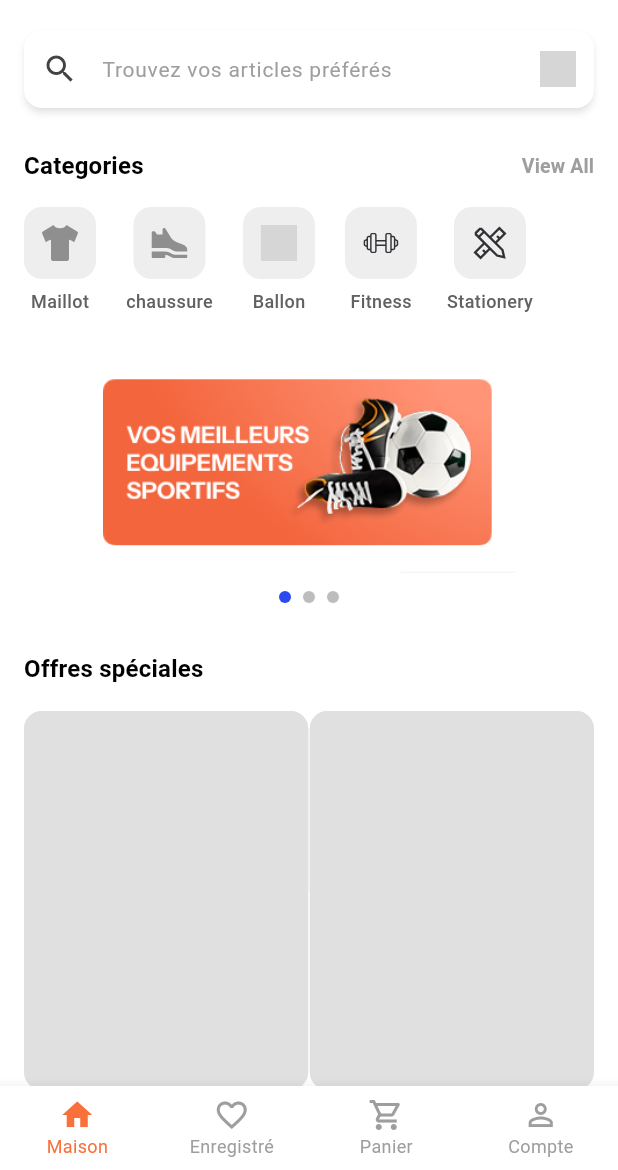
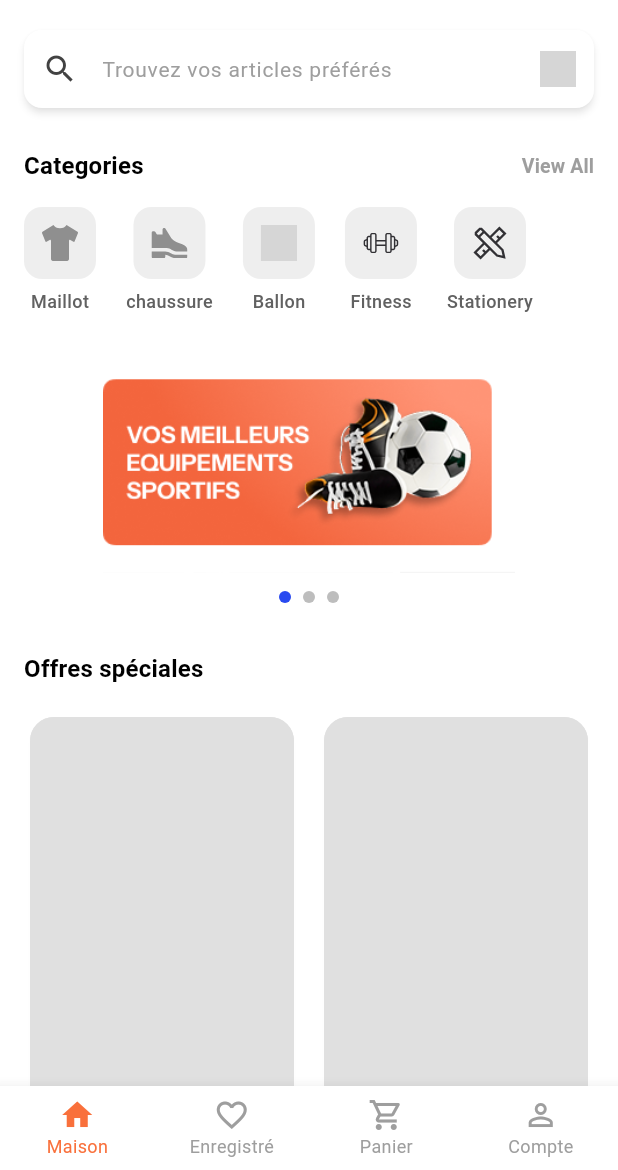
Before and after one commit to Pessidjo-Germann/ln_foot, a Flutter app: the HomeScreen screen opened directly, on a phone screen of 412 x 824 dp, the part 66-1236 px from its top. Run offline on Flutter 3.47's test engine with Material 3 defaults, Android fonts, the phone set to English and light mode, and no system bars; drawn by our look-alikes of shimmer; our stand-ins replace flutter_svg, pinput; grey boxes are pictures that could not be loaded.

Commit message:
fix the productcard

```diff
--- a/lib/widgets/common/product_card.dart
+++ b/lib/widgets/common/product_card.dart
@@ -44,10 +44,8 @@ class ProductCard extends StatelessWidget {
           mainAxisSize:
               MainAxisSize.min, // La carte prend la hauteur minimale nécessaire
           children: [
-            // --- Section Image (Adaptative) ---
             Stack(
               children: [
-                // Utilisation d'AspectRatio pour une hauteur d'image responsive
                 AspectRatio(
                   // Définit le ratio largeur:hauteur. 1.0 = carré, 4/3 = paysage léger, etc.
                   // Choisir un ratio qui convient au design général de votre application.
@@ -55,7 +53,6 @@ class ProductCard extends StatelessWidget {
                       1.0, // Image carrée par rapport à la largeur de la carte
                   child: Image.asset(
                     product.imageUrl,
-                    // width et height ne sont plus nécessaires ici, AspectRatio s'en charge
                     fit: BoxFit.cover, // Couvre l'espace de l'AspectRatio
                     semanticLabel: 'Image de ${product.name}',
                     // loadingBuilder: (context, child, loadingProgress) {
@@ -116,14 +113,7 @@ class ProductCard extends StatelessWidget {
                 ),
               ],
             ),
-
-            // --- Section Détails ---
-            // Utilisation de Flexible pour que cette section prenne l'espace vertical
-            // restant SI la Column parente a une hauteur contrainte.
-            // Ici, avec mainAxisSize: MainAxisSize.min, ce n'est pas strictement
-            // nécessaire mais ne nuit pas et peut aider dans certains contextes de layout.
             Flexible(
-              // Permet au Padding de s'étendre si nécessaire, mais ici se comportera comme sans Flexible car la Column parente a MainAxisSize.min
               child: Padding(
                 padding: const EdgeInsets.fromLTRB(12.0, 8.0, 12.0, 10.0),
                 child: Column(
@@ -149,7 +139,7 @@ class ProductCard extends StatelessWidget {
                         color: Colors.black87,
                         height: 1.2, // Ajustement de l'interligne si nécessaire
                       ),
-                      maxLines: 2, // Permet au nom d'aller sur 2 lignes
+                      maxLines: 1, // Permet au nom d'aller sur 2 lignes
                       overflow: TextOverflow.ellipsis,
                     ),
                     const SizedBox(height: 6),
@@ -164,21 +154,21 @@ class ProductCard extends StatelessWidget {
                           style: theme.textTheme.titleMedium?.copyWith(
                             fontWeight: FontWeight.bold,
                             color: Colors.black87,
+                            fontSize: 10,
                           ),
-                          maxLines:
-                              1, // Le prix ne devrait pas prendre plusieurs lignes
-                          overflow: TextOverflow.ellipsis, // Au cas où
+                          maxLines: 1,
+                          overflow: TextOverflow.ellipsis,
                         ),
                         if (product.oldPrice != null &&
                             product.oldPrice! > product.price) ...[
                           const SizedBox(width: 8),
                           Flexible(
-                            // Flexible pour que le vieux prix n'étire pas la Row si l'espace manque
                             child: Text(
                               '${_oldPriceNumberFormatter.format(product.oldPrice)} FCFA',
                               style: theme.textTheme.bodyMedium?.copyWith(
                                 decoration: TextDecoration.lineThrough,
                                 color: Colors.grey.shade600,
+                                fontSize: 10,
                               ),
                               maxLines: 1,
                               overflow: TextOverflow.ellipsis,
@@ -206,7 +196,6 @@ class ProductCard extends StatelessWidget {
                         ),
                         const SizedBox(width: 4),
                         Flexible(
-                          // Flexible pour que le nombre d'avis ne cause pas d'overflow
                           child: Text(
                             '(${product.reviewCount} avis)',
                             style: theme.textTheme.bodySmall?.copyWith(
@@ -218,8 +207,6 @@ class ProductCard extends StatelessWidget {
                         ),
                       ],
                     ),
-                    // Ajouter un petit espace en bas si nécessaire, mais le padding s'en charge souvent
-                    // const SizedBox(height: 4),
                   ],
                 ),
               ),
--- a/lib/widgets/home/special_offers_section.dart
+++ b/lib/widgets/home/special_offers_section.dart
@@ -5,14 +5,16 @@ import 'package:shimmer/shimmer.dart'; // Import shimmer
 
 // Placeholder list of products - replace with actual data fetching logic
 const List<Product> _sampleProducts = [
+  // ... (keep your sample products)
   Product(
     imageUrl: 'images/Rectangle 857.png',
-    name: 'Godass Nike',
+    name:
+        'Godass Nike Extra Long Name To Test Wrapping Behavior', // Example longer name
     category: 'Chaussure',
     price: 25000,
     oldPrice: 30000,
     rating: 4.8,
-    reviewCount: 120,
+    reviewCount: 1270,
     isFavorite: false,
   ),
   Product(
@@ -22,7 +24,7 @@ const List<Product> _sampleProducts = [
     price: 10000,
     oldPrice: 15000,
     rating: 4.8,
-    reviewCount: 120,
+    reviewCount: 1520,
     isFavorite: true,
   ),
   Product(
@@ -35,52 +37,13 @@ const List<Product> _sampleProducts = [
   ),
   Product(
     imageUrl: 'images/Rectangle 857.png',
-    name: 'Short Adidas',
+    name: 'Short Adidas Performance Ultra Light Weight', // Example longer name
     category: 'Vetement',
     price: 7500,
     rating: 4.5,
     reviewCount: 80,
   ),
-  Product(
-    imageUrl: 'images/Rectangle 857.png',
-    name: 'Short Adidas',
-    category: 'Vetement',
-    price: 7500,
-    rating: 4.5,
-    reviewCount: 80,
-  ),
-  Product(
-    imageUrl: 'images/Rectangle 857.png',
-    name: 'Short Adidas',
-    category: 'Vetement',
-    price: 7500,
-    rating: 4.5,
-    reviewCount: 80,
-  ),
-  Product(
-    imageUrl: 'images/Rectangle 857.png',
-    name: 'Short Adidas',
-    category: 'Vetement',
-    price: 7500,
-    rating: 4.5,
-    reviewCount: 80,
-  ),
-  Product(
-    imageUrl: 'images/Rectangle 857.png',
-    name: 'Short Adidas',
-    category: 'Vetement',
-    price: 7500,
-    rating: 4.5,
-    reviewCount: 80,
-  ),
-  Product(
-    imageUrl: 'images/Rectangle 857.png',
-    name: 'Short Adidas',
-    category: 'Vetement',
-    price: 7500,
-    rating: 4.5,
-    reviewCount: 80,
-  ),
+  // Add more sample products if needed
 ];
 
 class SpecialOffersSection extends StatefulWidget {
@@ -94,6 +57,11 @@ class _SpecialOffersSectionState extends State<SpecialOffersSection> {
   bool _isLoading = true;
   List<Product> _products = [];
 
+  // --- Define Aspect Ratio Consistently ---
+  // Adjust this value based on testing to eliminate overflow
+  // Smaller value = more height relative to width
+  static const double _gridChildAspectRatio = 0.58; // START HERE and adjust
+
   @override
   void initState() {
     super.initState();
@@ -105,10 +73,37 @@ class _SpecialOffersSectionState extends State<SpecialOffersSection> {
     await Future.delayed(const Duration(seconds: 2));
 
     // In a real app, fetch data from an API here
+    // Make sure the product list has enough items to test scrolling if needed
     setState(() {
-      _products = _sampleProducts; // Use sample data for now
+      _products = List.generate(
+          8,
+          (index) => _sampleProducts[
+              index % _sampleProducts.length]); // Ensure enough items
       _isLoading = false;
     });
+  }
+
+  // Helper to update favorite status immutably
+  void _toggleFavorite(int index) {
+    setState(() {
+      final product = _products[index];
+      // Create a new product instance with toggled favorite status
+      final updatedProduct = Product(
+        imageUrl: product.imageUrl,
+        name: product.name,
+        category: product.category,
+        price: product.price,
+        oldPrice: product.oldPrice,
+        rating: product.rating,
+        reviewCount: product.reviewCount,
+        isFavorite: !product.isFavorite, // Toggle the value
+        // Make sure to include ALL fields from your Product model here
+        // id: product.id, // if you have an ID, etc.
+      );
+      // Replace the old product with the updated one in the list
+      _products[index] = updatedProduct;
+    });
+    print('Favorite toggled for ${_products[index].name}');
   }
 
   @override
@@ -136,7 +131,7 @@ class _SpecialOffersSectionState extends State<SpecialOffersSection> {
             child: _isLoading ? _buildLoadingGrid() : _buildProductGrid(),
           ),
           // Add some bottom padding if needed
-          const SizedBox(height: 16),
+          // const SizedBox(height: 16), // Usually not needed if Grid is last
         ],
       ),
     );
@@ -145,14 +140,16 @@ class _SpecialOffersSectionState extends State<SpecialOffersSection> {
   // Builds the grid when data is loaded
   Widget _buildProductGrid() {
     return GridView.builder(
-      shrinkWrap: true,
-      physics: const NeverScrollableScrollPhysics(),
+      shrinkWrap:
+          true, // Important: Prevents GridView from taking infinite height
+      physics:
+          const NeverScrollableScrollPhysics(), // Grid doesn't scroll itself
       itemCount: _products.length,
       gridDelegate: const SliverGridDelegateWithFixedCrossAxisCount(
         crossAxisCount: 2,
-        crossAxisSpacing: 1.0,
-        mainAxisSpacing: 1.0,
-        childAspectRatio: 0.75, // Increased aspect ratio
+        crossAxisSpacing: 12, // Increased spacing slightly for better visuals
+        mainAxisSpacing: 12, // Increased spacing slightly
+        childAspectRatio: _gridChildAspectRatio, // USE THE ADJUSTED VALUE
       ),
       itemBuilder: (context, index) {
         final product = _products[index];
@@ -160,26 +157,9 @@ class _SpecialOffersSectionState extends State<SpecialOffersSection> {
           product: product,
           onTap: () {
             print('Product ${product.name} tapped');
+            // Navigate to product details screen, etc.
           },
-          onFavoriteTap: () {
-            print('Favorite toggled for ${product.name}');
-            setState(() {
-              // Create a new product with toggled favorite status
-              final updatedProduct = Product(
-                imageUrl: product.imageUrl,
-                name: product.name,
-                category: product.category,
-                price: product.price,
-                oldPrice: product.oldPrice,
-                rating: product.rating,
-                reviewCount: product.reviewCount,
-                isFavorite: !product.isFavorite,
-              );
-
-              // Update the product in the list
-              _products[index] = updatedProduct;
-            });
-          },
+          onFavoriteTap: () => _toggleFavorite(index), // Use the helper method
         );
       },
     );
@@ -193,12 +173,12 @@ class _SpecialOffersSectionState extends State<SpecialOffersSection> {
       child: GridView.builder(
         shrinkWrap: true,
         physics: const NeverScrollableScrollPhysics(),
-        itemCount: 4, // Show 4 shimmer placeholders
+        itemCount: 6, // Show a few shimmer placeholders (e.g., 4 or 6)
         gridDelegate: const SliverGridDelegateWithFixedCrossAxisCount(
           crossAxisCount: 2,
-          crossAxisSpacing: 1.0,
-          mainAxisSpacing: 16.0,
-          childAspectRatio: 0.75, // Should match the product grid
+          crossAxisSpacing: 12, // MATCH product grid
+          mainAxisSpacing: 12, // MATCH product grid (FIXED from 106)
+          childAspectRatio: _gridChildAspectRatio, // MATCH product grid
         ),
         itemBuilder: (context, index) {
           return _buildShimmerPlaceholder();
@@ -209,38 +189,60 @@ class _SpecialOffersSectionState extends State<SpecialOffersSection> {
 
   // Builds a single shimmer placeholder card
   Widget _buildShimmerPlaceholder() {
-    return Container(
-      decoration: BoxDecoration(
-        color: Colors.white, // Background for shimmer effect
-        borderRadius: BorderRadius.circular(12.0),
+    // Get screen width to estimate card width for better placeholder sizing
+    // final screenWidth = MediaQuery.of(context).size.width;
+    // final cardWidth = (screenWidth - (16.0 * 2) - 12.0) / 2; // padding - spacing / crossAxisCount
+    // final imageHeight = cardWidth / 1.0; // Since image aspect ratio is 1.0
+
+    return Card(
+      // Use Card for consistent shape/elevation during loading
+      elevation: 1.5,
+      shadowColor: Colors.grey.withOpacity(0.15),
+      shape: RoundedRectangleBorder(
+        borderRadius: BorderRadius.circular(16.0),
       ),
+      clipBehavior: Clip.antiAlias,
       child: Column(
         crossAxisAlignment: CrossAxisAlignment.start,
         children: [
-          // Image Placeholder
-          Container(
-            height: 120, // Adjust height to match ProductCard image
-            decoration: BoxDecoration(
-              color: Colors.grey, // Placeholder color
-              borderRadius:
-                  const BorderRadius.vertical(top: Radius.circular(12.0)),
+          // Image Placeholder - Use AspectRatio to mimic the real card
+          AspectRatio(
+            aspectRatio: 1.0, // Match ProductCard's image AspectRatio
+            child: Container(
+              color: Colors.white, // Shimmer works best over solid colors
             ),
           ),
-          const SizedBox(height: 8),
           // Text Placeholders
-          Padding(
-            padding: const EdgeInsets.symmetric(horizontal: 8.0),
+          Flexible(
+            // Use Flexible here too
+            child: Padding(
+              padding: const EdgeInsets.fromLTRB(
+                  12.0, 8.0, 12.0, 10.0), // Match ProductCard padding
               child: Column(
                 crossAxisAlignment: CrossAxisAlignment.start,
                 children: [
                   Container(
-                    width: double.infinity, height: 14.0, color: Colors.grey),
+                      width: 60, height: 12.0, color: Colors.white), // Category
+                  const SizedBox(height: 4), // Adjusted spacing slightly
+                  Container(
+                      width: double.infinity,
+                      height: 16.0,
+                      color: Colors.white), // Name line 1
                   const SizedBox(height: 4),
                   Container(
-                    width: double.infinity, height: 12.0, color: Colors.grey),
-                const SizedBox(height: 8),
-                Container(width: 80, height: 10.0, color: Colors.grey),
+                      width: double.infinity * 0.7,
+                      height: 16.0,
+                      color: Colors.white), // Name line 2 (partial)
+                  const SizedBox(height: 8), // Adjusted spacing
+                  Container(
+                      width: 80, height: 14.0, color: Colors.white), // Price
+                  const SizedBox(height: 10), // Adjusted spacing
+                  Container(
+                      width: 100,
+                      height: 12.0,
+                      color: Colors.white), // Rating/Reviews
                 ],
+              ),
             ),
           ),
         ],
```
Lines whose indentation alone changed are shown as unchanged.
